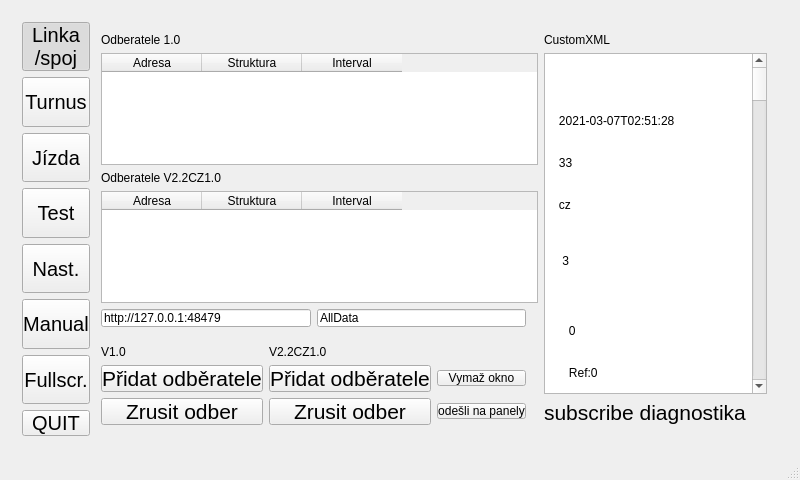
This is mainwindow.ui in frutabruta/VDV301tester as Qt 5 draws it before an edit. The edited form follows.
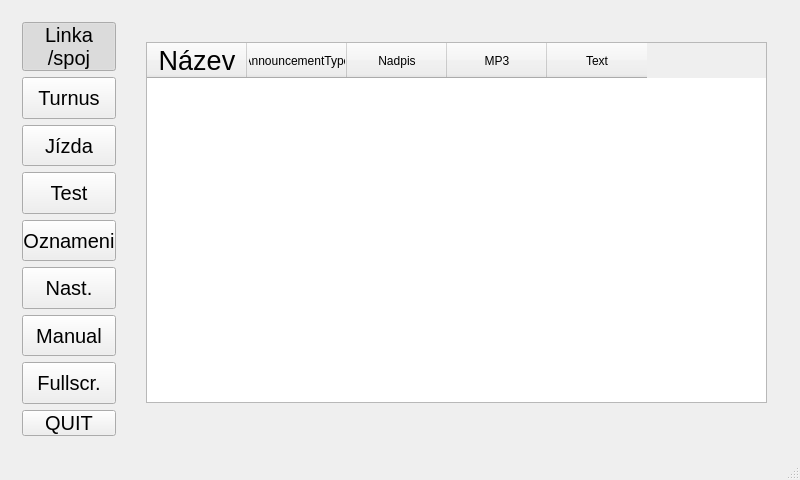
This is the edited form.

What changed in the file:
```diff
--- a/mainwindow.ui
+++ b/mainwindow.ui
@@ -246,6 +246,36 @@
               </property>
              </widget>
             </item>
+            <item>
+             <widget class="QPushButton" name="pushButton_menu_oznameni">
+              <property name="sizePolicy">
+               <sizepolicy hsizetype="Minimum" vsizetype="Expanding">
+                <horstretch>0</horstretch>
+                <verstretch>0</verstretch>
+               </sizepolicy>
+              </property>
+              <property name="minimumSize">
+               <size>
+                <width>0</width>
+                <height>0</height>
+               </size>
+              </property>
+              <property name="maximumSize">
+               <size>
+                <width>200</width>
+                <height>200</height>
+               </size>
+              </property>
+              <property name="font">
+               <font>
+                <pointsize>15</pointsize>
+               </font>
+              </property>
+              <property name="text">
+               <string>Oznameni</string>
+              </property>
+             </widget>
+            </item>
             <item>
              <widget class="QPushButton" name="pushButton_menu_nastaveni">
               <property name="sizePolicy">
@@ -851,7 +881,7 @@
 *{padding: 0 0 0}</string>
             </property>
             <property name="currentIndex">
-             <number>3</number>
+             <number>5</number>
             </property>
             <widget class="QWidget" name="page_jizda">
              <layout class="QGridLayout" name="gridLayout_3">
@@ -3207,6 +3237,58 @@
               </item>
              </layout>
             </widget>
+            <widget class="QWidget" name="page_oznameni">
+             <widget class="QTableWidget" name="tableWidget_oznameni">
+              <property name="geometry">
+               <rect>
+                <x>30</x>
+                <y>20</y>
+                <width>621</width>
+                <height>361</height>
+               </rect>
+              </property>
+              <property name="font">
+               <font>
+                <pointsize>30</pointsize>
+                <weight>50</weight>
+                <bold>false</bold>
+               </font>
+              </property>
+              <property name="styleSheet">
+               <string notr="true"/>
+              </property>
+              <column>
+               <property name="text">
+                <string>Název</string>
+               </property>
+               <property name="font">
+                <font>
+                 <pointsize>20</pointsize>
+                </font>
+               </property>
+              </column>
+              <column>
+               <property name="text">
+                <string>AnnouncementType</string>
+               </property>
+              </column>
+              <column>
+               <property name="text">
+                <string>Nadpis</string>
+               </property>
+              </column>
+              <column>
+               <property name="text">
+                <string>MP3</string>
+               </property>
+              </column>
+              <column>
+               <property name="text">
+                <string>Text</string>
+               </property>
+              </column>
+             </widget>
+            </widget>
            </widget>
           </item>
          </layout>
```
